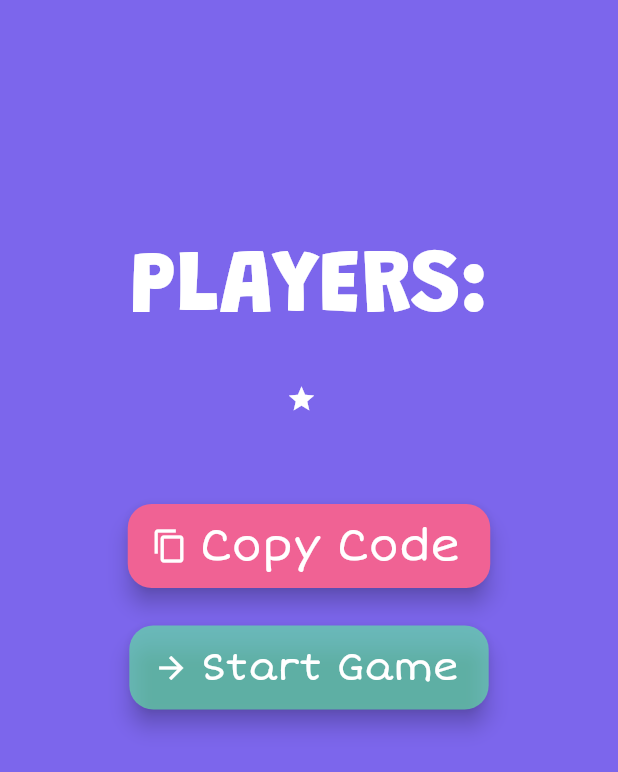
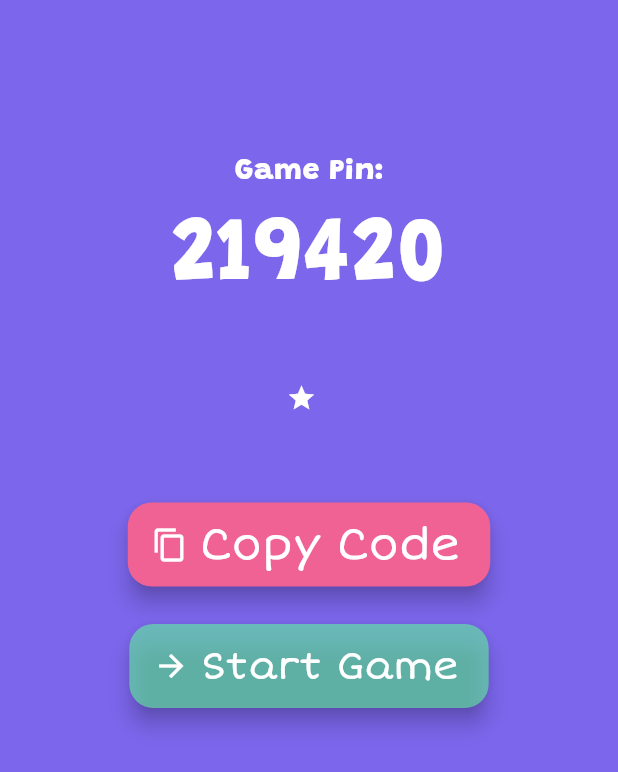
Before and after one commit to ytgs5148/imposter, a Flutter app: the CreateLobbyPage screen opened by its route, after a tap on "Join", on a phone screen of 412 x 824 dp. Shown: the top 772 px of the screen. Run offline on Flutter 3.47's test engine with Material 3 defaults, Android fonts, the light colour scheme and no system bars; our stand-ins replace cloud_firestore, device_info_plus, dropdown_button2, firebase_core; accounts and stored records are empty.

Commit message:
Delete instance of player when in background.

```diff
--- a/lib/main.dart
+++ b/lib/main.dart
@@ -1,7 +1,9 @@
 import 'package:cloud_firestore/cloud_firestore.dart';
 import 'package:flutter/material.dart';
+import 'package:imposter/auth/Database.dart';
 import 'package:imposter/utils/RouteGenerator.dart';
 import 'package:firebase_core/firebase_core.dart';
+import 'package:imposter/utils/UniqueID.dart';
 import 'firebase_options.dart';
 
 void main() async {
@@ -16,8 +18,36 @@ void main() async {
   runApp(const MyApp());
 }
 
-class MyApp extends StatelessWidget {
+class MyApp extends StatefulWidget with WidgetsBindingObserver {
   const MyApp({super.key});
+
+  @override
+  State<MyApp> createState() => _MyAppState();
+}
+
+class _MyAppState extends State<MyApp> with WidgetsBindingObserver {
+  @override
+  initState() {
+    super.initState();
+    WidgetsBinding.instance.addObserver(this as WidgetsBindingObserver);
+  }
+
+  @override
+  void dispose() {
+    WidgetsBinding.instance.removeObserver(this as WidgetsBindingObserver);
+    super.dispose();
+  }
+
+  @override
+  void didChangeAppLifecycleState(AppLifecycleState state) async {
+    super.didChangeAppLifecycleState(state);
+
+    String deviceID = await UniqueID.getId();
+
+    print('State: $state');
+
+    if (state == AppLifecycleState.detached || state == AppLifecycleState.hidden) Database().deleteAllInstanceOfPlayer(deviceID);
+  }
 
   @override
   Widget build(BuildContext context) {
--- a/lib/pages/RoomPage.dart
+++ b/lib/pages/RoomPage.dart
@@ -34,15 +34,27 @@ class _RoomPageState extends State<RoomPage> {
         child: Column(
           children: <Widget>[
             Container(
-                padding: const EdgeInsets.fromLTRB(10, 150, 10, 10),
+                padding: const EdgeInsets.fromLTRB(10, 100, 10, 0),
                 child: Text(
-                  'PLAYERS:',
+                  'Game Pin:',
+                  style: TextStyle(
+                      fontSize: 20,
+                      color: Colors.white,
+                      fontFamily: 'Grandstander',
+                      fontWeight: FontWeight.w800),
+                )
+              ),
+              Container(
+                padding: const EdgeInsets.fromLTRB(10, 0, 10, 0),
+                child: Text(
+                  '${roomCode}',
                   style: TextStyle(
                       fontSize: 60,
                       color: Colors.white,
                       fontFamily: 'Grandstander',
                       fontWeight: FontWeight.w800),
-                )),
+                )
+              ),
             StreamBuilder<QuerySnapshot>(
               stream: Database().getLobbySnapshot(roomCode),
               builder: (context, snapshot) {
@@ -67,7 +79,7 @@ class _RoomPageState extends State<RoomPage> {
                     return Column(
                       children: [
                         Container(
-                          padding: const EdgeInsets.fromLTRB(10, 10, 10, 10),
+                          padding: const EdgeInsets.fromLTRB(10, 40, 10, 10),
                           child: RichText(
                             text: TextSpan(
                               children: [
```
Also changed, not shown: lib/auth/Database.dart (+10 -0 lines).
